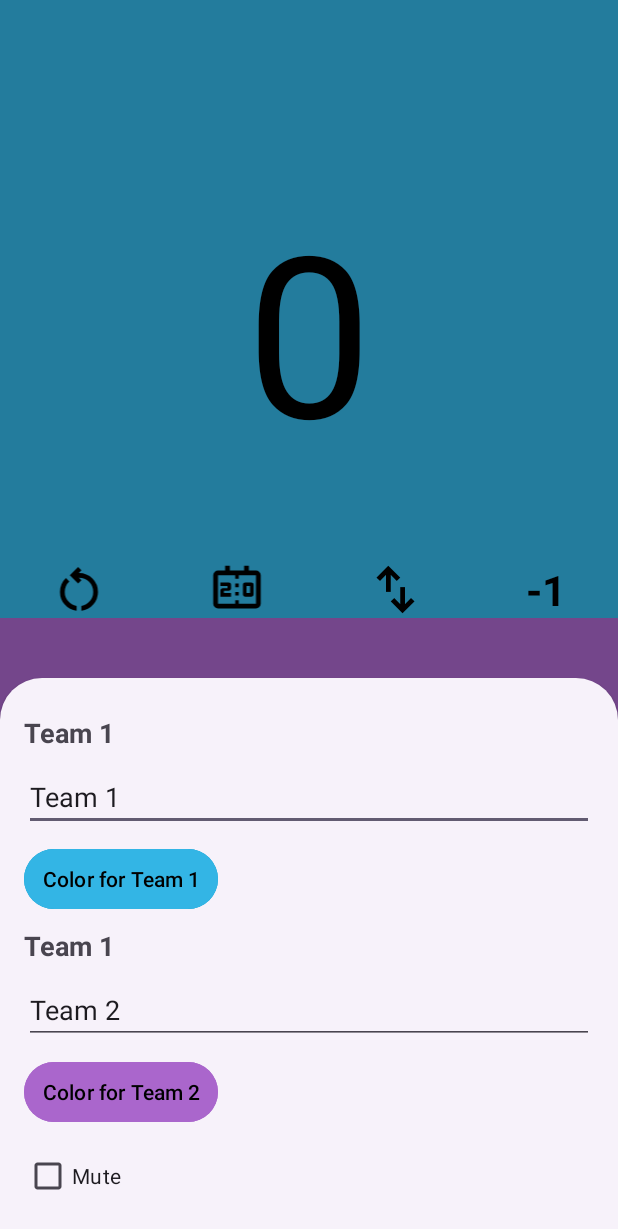
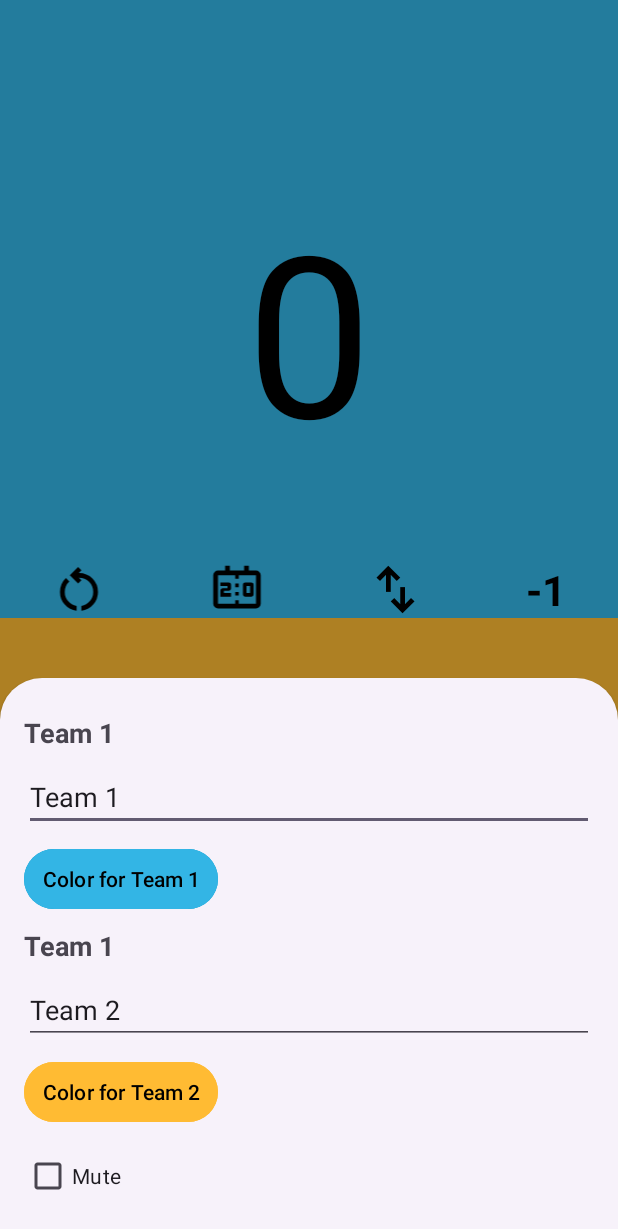
Before and after one commit to guigax/LoudScoreboard, an Android app: the fragment SettingsFragment placed in its activity, on a phone screen of 412 x 824 dp. Shown: the top 1229 px of the screen. Run offline under Robolectric (Android 15) with nearby library versions, the phone set to English and light mode, and no system bars.

Commit message:
Adjusted so the default color for the Team 2 be Orange Light, easing the eyes on accessibility

```diff
--- a/app/src/main/java/com/guigax/loudscoreboard/MainActivity.kt
+++ b/app/src/main/java/com/guigax/loudscoreboard/MainActivity.kt
@@ -71,7 +71,7 @@ class MainActivity : AppCompatActivity() {
     private var team1CurrentScore = 0
     private var team2CurrentScore = 0
     private var team1CurrentColor = android.R.color.holo_blue_light
-    private var team2CurrentColor = android.R.color.holo_purple
+    private var team2CurrentColor = android.R.color.holo_orange_light
     private var isMuted = false
     private var currentTTSDelay = DEFAULT_DURATION_INCREASE_SCORE
 
--- a/app/src/main/java/com/guigax/loudscoreboard/datacoordinator/DataCoordinator.kt
+++ b/app/src/main/java/com/guigax/loudscoreboard/datacoordinator/DataCoordinator.kt
@@ -28,7 +28,7 @@ class DataCoordinator {
     var team1ColorPreferenceVariable: Int = 0
     val defaultTeam1ColorPreferenceVariable: Int = android.R.color.holo_blue_light
     var team2ColorPreferenceVariable: Int = 0
-    val defaultTeam2ColorPreferenceVariable: Int = android.R.color.holo_purple
+    val defaultTeam2ColorPreferenceVariable: Int = android.R.color.holo_orange_light
 
     var isMutedPreferenceVariable: Boolean = false
     val defaultIsMutedPreferenceVariable: Boolean = false
--- a/app/src/main/java/com/guigax/loudscoreboard/fragments/SettingsFragment.kt
+++ b/app/src/main/java/com/guigax/loudscoreboard/fragments/SettingsFragment.kt
@@ -42,7 +42,7 @@ class SettingsFragment : BottomSheetDialogFragment() {
     private var team2CurrentName = ""
 
     private var team1CurrentColor = android.R.color.holo_blue_light
-    private var team2CurrentColor = android.R.color.holo_purple
+    private var team2CurrentColor = android.R.color.holo_orange_light
 
     private var isMuted = false
     override fun onCreateView(
--- a/app/src/main/res/layout-port/activity_main.xml
+++ b/app/src/main/res/layout-port/activity_main.xml
@@ -83,7 +83,7 @@
         android:layout_width="match_parent"
         android:layout_height="0dp"
         android:layout_weight="1"
-        android:background="@android:color/holo_purple"
+        android:background="@android:color/holo_orange_light"
         android:gravity="center"
         android:orientation="vertical">
         <TextView
--- a/app/src/main/res/layout/activity_main.xml
+++ b/app/src/main/res/layout/activity_main.xml
@@ -89,7 +89,7 @@
         android:layout_weight="1"
         android:gravity="center"
         android:orientation="vertical"
-        android:background="@android:color/holo_purple">
+        android:background="@android:color/holo_orange_light">
 
         <!-- Team 2 Name -->
         <TextView
--- a/app/src/main/res/layout/settings_layout.xml
+++ b/app/src/main/res/layout/settings_layout.xml
@@ -59,7 +59,7 @@
             android:layout_width="wrap_content"
             android:layout_height="wrap_content"
             android:layout_marginTop="8dp"
-            android:backgroundTint="@android:color/holo_purple"
+            android:backgroundTint="@android:color/holo_orange_light"
             android:text="@string/color_for_team_2"
             android:textColor="@color/black" />
 
```
